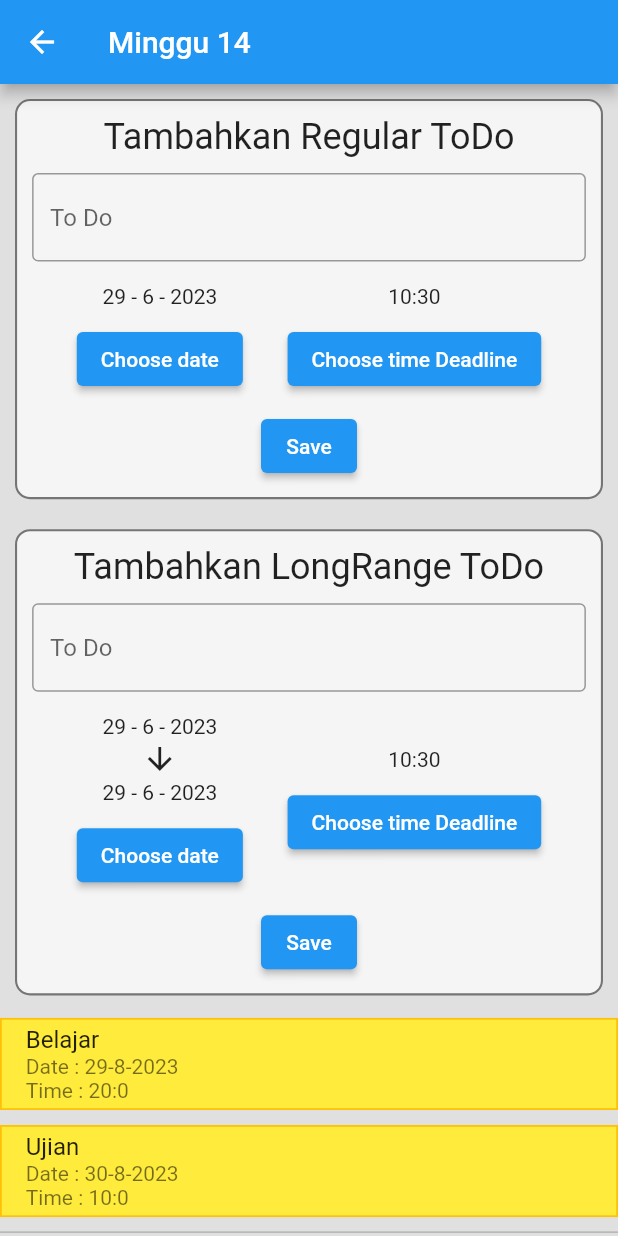
After one commit to letman16/tugas_project_mobile_front_end, a Flutter app: the screen it shows after launch, after a tap on "Date Picker, Time Picker", on a phone screen of 412 x 824 dp. The commit adds this screen. Run offline on Flutter 3.47's test engine with Material 2 defaults, Android fonts, the phone set to English and light mode, and no system bars; missing offline and left inert: dart:js_util.

Commit message:
Menambahkan minggu 14

```diff
--- a/lib/main.dart
+++ b/lib/main.dart
@@ -18,11 +18,14 @@ import 'package:tugas_kelompok/minggu06/minggu06_provider.dart';
 import 'package:tugas_kelompok/minggu07/minggu07.dart';
 import 'package:tugas_kelompok/minggu07/minggu07_provider.dart';
 import 'package:tugas_kelompok/minggu10/minggu10.dart';
+import 'package:tugas_kelompok/minggu14/minggu14.dart';
 
 import 'minggu10/page.dart';
 
 import 'package:tugas_kelompok/minggu13/minggu13.dart';
 import 'package:tugas_kelompok/minggu13/minggu13_provider.dart';
+
+import 'minggu14/minggu14_provider.dart';
 
 void main() {
   runApp(MultiProvider(providers: [
@@ -30,8 +33,9 @@ void main() {
     ChangeNotifierProvider(create: (_) => Minggu05Provider()),
     ChangeNotifierProvider(create: (_) => Minggu06Provider()),
     ChangeNotifierProvider(create: (_) => Minggu07Provider()),
-    ChangeNotifierProvider(create: (_) => m10prov()),
+    ChangeNotifierProvider(create: (_) => Minggu10Provider()),
     ChangeNotifierProvider(create: (_) => Minggu13Provider()),
+    ChangeNotifierProvider(create: (_) => Minggu14Provider()),
   ], child: const MyApp()));
 }
 
@@ -221,9 +225,29 @@ class TableTugasKelompok extends StatelessWidget {
           ),
         ),
       },
+      {
+        'minggu': '14',
+        'materi': ElevatedButton(
+          onPressed: () {
+            Navigator.push(context, MaterialPageRoute(builder: (context) {
+              return const Minggu14();
+            }));
+          },
+          style: ElevatedButton.styleFrom(
+            foregroundColor: Colors.black,
+            backgroundColor: Colors.yellow,
+          ),
+          child: const Text(
+            'Date Picker, Time Picker',
+            style: TextStyle(fontSize: 17, fontWeight: FontWeight.bold),
+          ),
+        ),
+      },
     ];
 
-    return Center(
+    return SingleChildScrollView(
+      scrollDirection: Axis.vertical,
+      child: Center(
         child: Column(
           children: [
             Padding(
@@ -250,10 +274,7 @@ class TableTugasKelompok extends StatelessWidget {
                 ],
               ),
             ),
-          SingleChildScrollView(
-            scrollDirection: Axis.vertical,
-            child: FittedBox(
-              child: DataTable(
+            DataTable(
                   columns: const <DataColumn>[
                     DataColumn(
                       label: Text(
@@ -289,9 +310,8 @@ class TableTugasKelompok extends StatelessWidget {
                     );
                   }).toList(),
                 ),
+          ],
         ),
-          ),
-        ],
       ),
     );
   }
--- a/lib/minggu10/minggu10.dart
+++ b/lib/minggu10/minggu10.dart
@@ -1,6 +1,6 @@
 import 'package:flutter/material.dart';
 
-class m10prov extends ChangeNotifier{
+class Minggu10Provider extends ChangeNotifier{
   dynamic _data = [
     {
       'judul': 'Shape of You',
--- a/lib/minggu10/page.dart
+++ b/lib/minggu10/page.dart
@@ -70,7 +70,7 @@ class _Minggu10State extends State<Minggu10> {
   }
 
   ListTileSong(BuildContext context) {
-    final prov = Provider.of<m10prov>(context);
+    final prov = Provider.of<Minggu10Provider>(context);
     List<Widget> lTile = [];
 
     dynamic e;
@@ -133,7 +133,7 @@ class _Minggu10State extends State<Minggu10> {
   Widget build(BuildContext context) {
     final titleController = TextEditingController();
 
-    final prov = Provider.of<m10prov>(context);
+    final prov = Provider.of<Minggu10Provider>(context);
     return Scaffold(
         backgroundColor: Colors.grey.shade300,
         appBar: AppBar(
--- a/lib/minggu13/components/content_widget.dart
+++ b/lib/minggu13/components/content_widget.dart
@@ -13,7 +13,7 @@ class ContentWidget extends StatelessWidget {
         child: prov.sedangProses
             ? Container()
             : prov.selesaiProses
-                ? const Tooltip(
+                ? Tooltip(
                     message: 'Ayam Panggang',
                     child: Expanded(
                       child: Column(
--- /dev/null
+++ b/lib/minggu14/form_box.dart
@@ -0,0 +1,130 @@
+import 'package:flutter/material.dart';
+import 'package:flutter/src/widgets/framework.dart';
+import 'package:flutter/src/widgets/placeholder.dart';
+import 'package:provider/provider.dart';
+
+import 'minggu14_provider.dart';
+
+class RegularToDo extends StatefulWidget {
+  const RegularToDo({super.key});
+
+  @override
+  State<RegularToDo> createState() => _RegularToDoState();
+}
+
+class _RegularToDoState extends State<RegularToDo> {
+  final titlecontroller = TextEditingController();
+
+  DateTime selected_date = DateTime.now();
+
+  TimeOfDay selected_time = TimeOfDay.now();
+
+  @override
+  Widget build(BuildContext context) {
+    final prov = Provider.of<Minggu14Provider>(context);
+    return Container(
+      decoration: BoxDecoration(
+        color: Colors.grey.shade100,
+        border: Border.all(color: Colors.grey.shade600, width: 1.4),
+        borderRadius: BorderRadius.circular(10),
+      ),
+      margin: EdgeInsets.all(10),
+      padding: EdgeInsets.all(10),
+      child: Column(
+        children: [
+          Text(
+            "Tambahkan Regular ToDo",
+            style: TextStyle(fontSize: 24),
+          ),
+          SizedBox(
+            height: 10,
+          ),
+          TextField(
+            controller: titlecontroller,
+            decoration: InputDecoration(
+                hintText: "To Do", border: OutlineInputBorder()),
+          ),
+          SizedBox(
+            height: 15,
+          ),
+          Row(
+            mainAxisSize: MainAxisSize.max,
+            mainAxisAlignment: MainAxisAlignment.spaceEvenly,
+            children: [
+              Column(
+                children: [
+                  Text(
+                      "${selected_date.day} - ${selected_date.month} - ${selected_date.year}"),
+                  SizedBox(
+                    height: 10,
+                  ),
+                  ElevatedButton(
+                      onPressed: () async {
+                        final DateTime? dateTime = await showDatePicker(
+                          context: context,
+                          initialDate: selected_date,
+                          firstDate: DateTime.now(),
+                          lastDate: DateTime(2025),
+                        );
+                        if (dateTime != null) {
+                          setState(() {
+                            selected_date = dateTime;
+                          });
+                        }
+                      },
+                      child: Text("Choose date"))
+                ],
+              ),
+              Column(
+                children: [
+                  Text("${selected_time.hour}:${selected_time.minute}"),
+                  SizedBox(
+                    height: 10,
+                  ),
+                  ElevatedButton(
+                      onPressed: () async {
+                        final TimeOfDay? timeDl = await showTimePicker(
+                          context: context,
+                          initialTime: TimeOfDay.now(),
+                        );
+                        if (timeDl != null) {
+                          setState(() {
+                            selected_time = timeDl;
+                          });
+                        }
+                      },
+                      child: Text("Choose time Deadline"))
+                ],
+              )
+            ],
+          ),
+          SizedBox(
+            height: 10,
+          ),
+          ElevatedButton(
+              onPressed: () {
+                if (titlecontroller.text == "") {
+                  ScaffoldMessenger.of(context).showSnackBar(SnackBar(
+                    content: Text("ToDo tidak boleh kosong"),
+                    duration: Duration(milliseconds: 1000),
+                  ));
+                }
+                else{
+                  prov.setregularToDo = {
+                    "ToDo": titlecontroller.text,
+                    "Date": selected_date,
+                    "Time": selected_time,
+                  };
+                  titlecontroller.text = "";
+                  ScaffoldMessenger.of(context).showSnackBar(SnackBar(
+                    content: Text("berhasil menambahkan"),
+                    duration: Duration(milliseconds: 1000),
+                  ));
+                }
+              },
+              child: Text("Save"))
+        ],
+      ),
+    );
+  }
+}
--- /dev/null
+++ b/lib/minggu14/form_box2.dart
@@ -0,0 +1,136 @@
+import 'package:flutter/material.dart';
+import 'package:flutter/src/widgets/framework.dart';
+import 'package:flutter/src/widgets/placeholder.dart';
+import 'package:provider/provider.dart';
+import 'package:tugas_kelompok/minggu14/minggu14_provider.dart';
+
+class LongRangeToDo extends StatefulWidget {
+  const LongRangeToDo({super.key});
+
+  @override
+  State<LongRangeToDo> createState() => _LongRangeToDoState();
+}
+
+class _LongRangeToDoState extends State<LongRangeToDo> {
+  final titlecontroller = TextEditingController();
+
+  TimeOfDay selected_time = TimeOfDay.now();
+
+  DateTimeRange selected_date =
+      DateTimeRange(start: DateTime.now(), end: DateTime.now());
+
+  @override
+  Widget build(BuildContext context) {
+    final prov = Provider.of<Minggu14Provider>(context);
+    return Container(
+      margin: EdgeInsets.all(10),
+      padding: EdgeInsets.all(10),
+      decoration: BoxDecoration(
+        color: Colors.grey.shade100,
+        border: Border.all(color: Colors.grey.shade600, width: 1.4),
+        borderRadius: BorderRadius.circular(10),
+      ),
+      child: Column(
+        children: [
+          Text(
+            "Tambahkan LongRange ToDo",
+            style: TextStyle(fontSize: 24),
+          ),
+          SizedBox(
+            height: 10,
+          ),
+          TextField(
+            controller: titlecontroller,
+            decoration: InputDecoration(
+                hintText: "To Do", border: OutlineInputBorder()),
+          ),
+          SizedBox(
+            height: 15,
+          ),
+          Row(
+            mainAxisSize: MainAxisSize.max,
+            mainAxisAlignment: MainAxisAlignment.spaceEvenly,
+            children: [
+              Column(
+                children: [
+                  Text(
+                      "${selected_date.start.day} - ${selected_date.start.month} - ${selected_date.start.year}"),
+                  SizedBox(
+                    height: 2,
+                  ),
+                  Icon(Icons.arrow_downward),
+                  SizedBox(
+                    height: 2,
+                  ),
+                  Text(
+                      "${selected_date.end.day} - ${selected_date.end.month} - ${selected_date.end.year}"),
+                  SizedBox(
+                    height: 10,
+                  ),
+                  ElevatedButton(
+                      onPressed: () async {
+                        final DateTimeRange? select = await showDateRangePicker(
+                          context: context,
+                          firstDate: DateTime.now(),
+                          lastDate: DateTime(2025),
+                        );
+                        if(select != null){
+                          setState(() {
+                            selected_date = select;
+                          });
+                        }
+                      },
+                      child: Text("Choose date"))
+                ],
+              ),
+              Column(
+                children: [
+                  Text("${selected_time.hour}:${selected_time.minute}"),
+                  SizedBox(
+                    height: 10,
+                  ),
+                  ElevatedButton(
+                      onPressed: () async {
+                        final TimeOfDay? timeDl = await showTimePicker(
+                          context: context,
+                          initialTime: TimeOfDay.now(),
+                        );
+                        if (timeDl != null) {
+                          setState(() {
+                            selected_time = timeDl;
+                          });
+                        }
+                      },
+                      child: Text("Choose time Deadline"))
+                ],
+              )
+            ],
+          ),
+          SizedBox(
+            height: 10,
+          ),
+          ElevatedButton(onPressed: () {
+            if (titlecontroller.text == "") {
+                  ScaffoldMessenger.of(context).showSnackBar(SnackBar(
+                    content: Text("ToDo tidak boleh kosong"),
+                    duration: Duration(milliseconds: 1000),
+                  ));
+                }
+                else{
+                  prov.setlongRangeToDo = {
+                    "ToDo": titlecontroller.text,
+                    "Date": selected_date,
+                    "Time": selected_time,
+                  };
+                  titlecontroller.text = "";
+                  ScaffoldMessenger.of(context).showSnackBar(SnackBar(
+                    content: Text("berhasil menambahkan"),
+                    duration: Duration(milliseconds: 1000),
+                  ));
+                }
+          }, child: Text("Save"))
+        ],
+      ),
+    );
+  }
+}
--- /dev/null
+++ b/lib/minggu14/minggu14.dart
@@ -0,0 +1,76 @@
+import 'package:flutter/material.dart';
+import 'package:flutter/src/widgets/framework.dart';
+import 'package:flutter/src/widgets/placeholder.dart';
+import 'package:provider/provider.dart';
+import 'package:tugas_kelompok/minggu14/form_box.dart';
+import 'package:tugas_kelompok/minggu14/form_box2.dart';
+import 'package:tugas_kelompok/minggu14/minggu14_provider.dart';
+
+class Minggu14 extends StatefulWidget {
+  const Minggu14({super.key});
+
+  @override
+  State<Minggu14> createState() => _Minggu14State();
+}
+
+class _Minggu14State extends State<Minggu14> {
+  @override
+  Widget build(BuildContext context) {
+    final prov = Provider.of<Minggu14Provider>(context);
+    return Scaffold(
+      backgroundColor: Colors.grey.shade300,
+      appBar: AppBar(
+        title: Text("Minggu 14"),
+      ),
+      body: SingleChildScrollView(
+        child: Column(
+          mainAxisSize: MainAxisSize.max,
+          mainAxisAlignment: MainAxisAlignment.spaceEvenly,
+          children: [
+            RegularToDo(),
+            LongRangeToDo(),
+            Column(
+              children: List.generate(prov.regularToDo.length, (index) => Container(
+                margin: EdgeInsets.symmetric(vertical: 5),
+                decoration: BoxDecoration(
+                  color: Colors.yellow,
+                  border: Border.all(color: Colors.amber, width: 1.2)
+                ),
+                child: ListTile(
+                  title: Text(prov.regularToDo[index]["ToDo"]),
+                  subtitle: Column(
+                    crossAxisAlignment: CrossAxisAlignment.start,
+                    children: [
+                      Text("Date : ${prov.regularToDo[index]["Date"].day}-${prov.regularToDo[index]["Date"].month}-${prov.regularToDo[index]["Date"].year}"),
+                      Text("Time : ${prov.regularToDo[index]["Time"].hour}:${prov.regularToDo[index]["Time"].minute}")
+                    ],
+                  ),
+                ),
+              ))
+            ),
+            Divider(height: 10, color: Colors.grey,),
+            Column(
+              children: List.generate(prov.longRangeToDo.length, (index) => Container(
+                margin: EdgeInsets.symmetric(vertical: 5),
+                decoration: BoxDecoration(
+                  color: Colors.lightBlue,
+                  border: Border.all(color: Colors.blue, width: 1.2)
+                ),
+                child: ListTile(
+                  title: Text(prov.longRangeToDo[index]["ToDo"]),
+                  subtitle: Column(
+                    crossAxisAlignment: CrossAxisAlignment.start,
+                    children: [
+                      Text("Date : ${prov.longRangeToDo[index]["Date"].start.day}-${prov.longRangeToDo[index]["Date"].start.month}-${prov.longRangeToDo[index]["Date"].start.year} -> ${prov.longRangeToDo[index]["Date"].end.day}-${prov.longRangeToDo[index]["Date"].end.month}-${prov.longRangeToDo[index]["Date"].end.year}"),
+                      Text("Time : ${prov.longRangeToDo[index]["Time"].hour}:${prov.longRangeToDo[index]["Time"].minute}")
+                    ],
+                  ),
+                  ),
+              ))
+            )
+          ],
+        ),
+      ),
+    );
+  }
+}
--- /dev/null
+++ b/lib/minggu14/minggu14_provider.dart
@@ -0,0 +1,45 @@
+import 'package:flutter/material.dart';
+import 'package:tugas_kelompok/minggu14/form_box.dart';
+
+class Minggu14Provider extends ChangeNotifier{
+  dynamic _regularToDo = [
+    {
+      "ToDo" : "Belajar",
+      "Date" : DateTime(2023, 8, 29),
+      "Time" : TimeOfDay(hour: 20, minute: 0)
+    },
+    {
+      "ToDo" : "Ujian",
+      "Date" : DateTime(2023, 8, 30),
+      "Time" : TimeOfDay(hour: 10, minute: 0)
+    },
+  ];
+
+  dynamic _longRangeToDo = [
+    {
+      "ToDo" : "Benerin Kipas Angin",
+      "Date" : DateTimeRange(start: DateTime.now(), end: DateTime(2023, 7, 29)),
+      "Time" : TimeOfDay(hour: 20, minute: 0)
+    },
+    {
+      "ToDo" : "Buat Meja",
+      "Date" : DateTimeRange(start: DateTime(2023, 10, 15), end: DateTime(2023, 10, 20)),
+      "Time" : TimeOfDay(hour: 18, minute: 0)
+    }
+  ];
+
+  dynamic get regularToDo => _regularToDo;
+  dynamic get longRangeToDo => _longRangeToDo;
+
+  set setregularToDo(val) {
+    _regularToDo.add(val);
+    notifyListeners();
+  }
+
+  set setlongRangeToDo(val) {
+    _longRangeToDo.add(val);
+    notifyListeners();
+  }
+
+
+}
```
Lines whose indentation alone changed are shown as unchanged.
